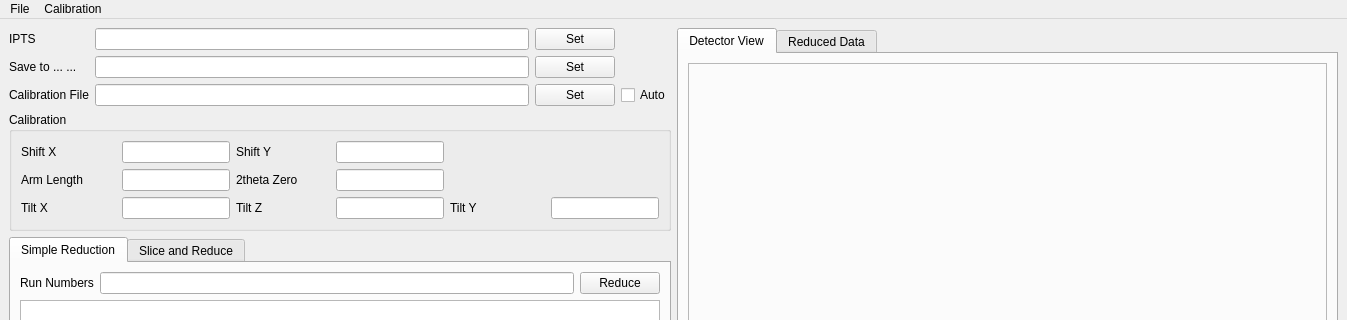
Old version of the form designer/manualreductionwindow.ui in the repository neutrons/PyRS; both pictures show x 0 to 1347 and y 0 to 320 of the 1347 by 795 pixel window.
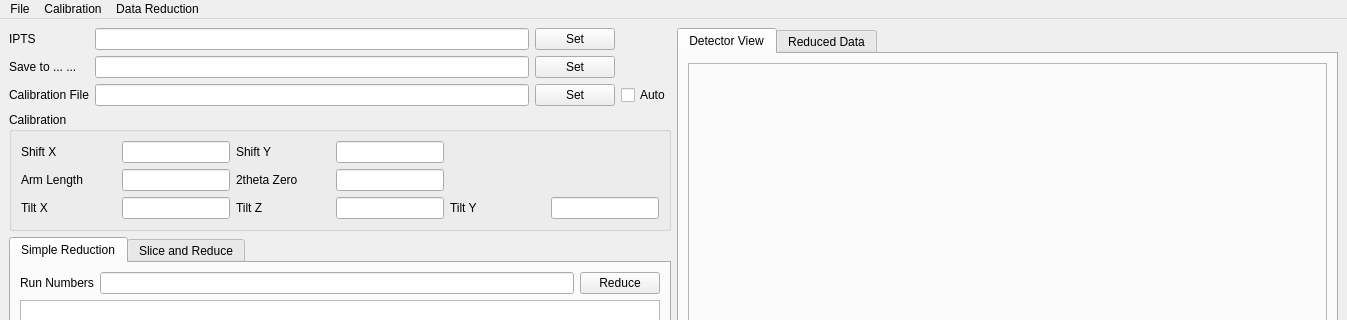
New version of the form. The open tabs and pages were chosen to show the change.

```diff
--- a/designer/manualreductionwindow.ui
+++ b/designer/manualreductionwindow.ui
@@ -810,8 +810,15 @@
     <addaction name="actionEdit_Calibrations"/>
     <addaction name="actionFix_Calibrations"/>
    </widget>
+   <widget class="QMenu" name="menuData_Reduction">
+    <property name="title">
+     <string>Data Reduction</string>
+    </property>
+    <addaction name="actionLoad_Instrument"/>
+   </widget>
    <addaction name="menuQuit"/>
    <addaction name="menuEdit"/>
+   <addaction name="menuData_Reduction"/>
   </widget>
   <widget class="QStatusBar" name="statusbar"/>
   <action name="actionQuit">
```
Left out of the diff: 7 changed lines with no effect on the pictures.
